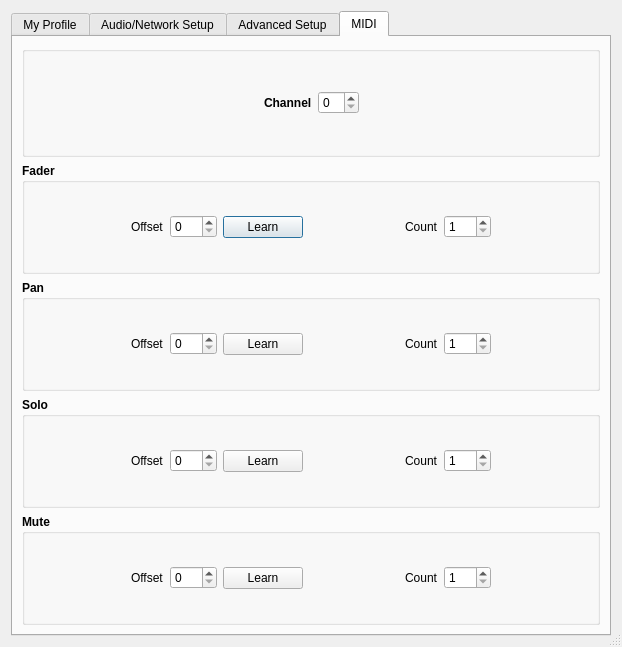
ignotus666/jamulus, file src/clientsettingsdlgbase.ui: the form before one commit.
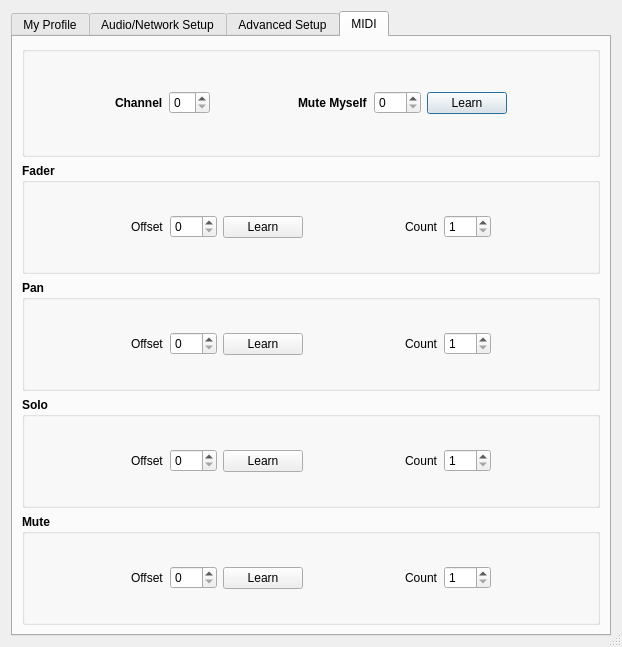
The form after the commit. Icons and pictures are not drawn. Custom widgets are drawn as their Qt base class.

Commit message: Open MIDI in port by default and add MuteMyself MIDI learn

What changed in the file:
```diff
--- a/src/clientsettingsdlgbase.ui
+++ b/src/clientsettingsdlgbase.ui
@@ -1356,7 +1356,7 @@
            </property>
            <layout class="QHBoxLayout" name="horizontalLayout_16">
             <item>
-             <spacer name="horizontalSpacer_23">
+             <spacer name="horizontalSpacer_25">
               <property name="orientation">
                <enum>Qt::Horizontal</enum>
               </property>
@@ -1388,6 +1388,52 @@
               </property>
              </widget>
             </item>
+            <item>
+             <spacer name="horizontalSpacer_23">
+              <property name="orientation">
+               <enum>Qt::Horizontal</enum>
+              </property>
+              <property name="sizeHint" stdset="0">
+               <size>
+                <width>40</width>
+                <height>20</height>
+               </size>
+              </property>
+             </spacer>
+            </item>
+            <item>
+             <widget class="QLabel" name="lblMuteMyself">
+              <property name="text">
+               <string>Mute Myself</string>
+              </property>
+             </widget>
+            </item>
+            <item>
+             <widget class="QSpinBox" name="cbxMuteMyself">
+              <property name="font">
+               <font>
+                <weight>50</weight>
+                <bold>false</bold>
+               </font>
+              </property>
+              <property name="maximum">
+               <number>127</number>
+              </property>
+             </widget>
+            </item>
+            <item>
+             <widget class="QPushButton" name="butLearnMuteMyself">
+              <property name="font">
+               <font>
+                <weight>50</weight>
+                <bold>false</bold>
+               </font>
+              </property>
+              <property name="text">
+               <string>Learn</string>
+              </property>
+             </widget>
+            </item>
             <item>
              <spacer name="horizontalSpacer_24">
               <property name="orientation">
```
Left out of the diff: 2 changed lines with no effect on the pictures. The commit also changes 5 other files.
